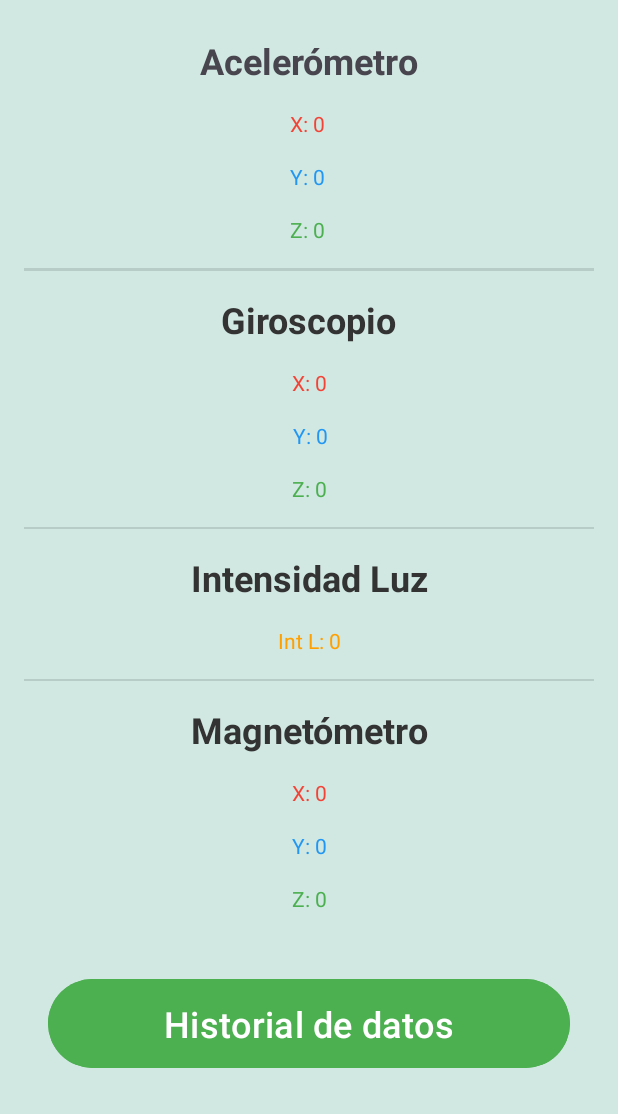
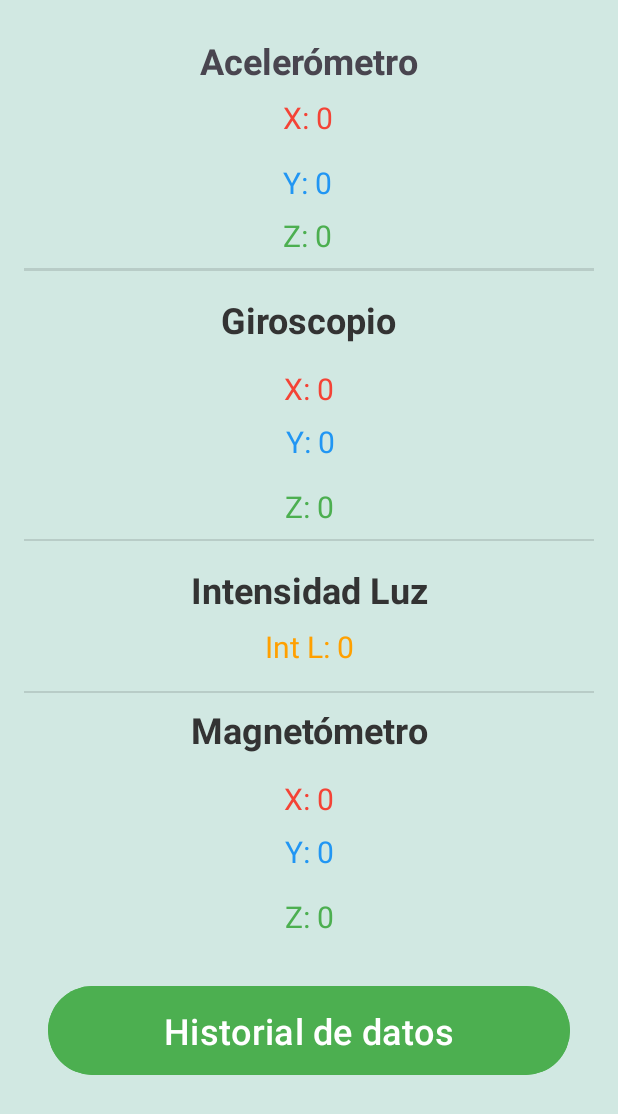
Before and after one commit to AlbertoGuC/PASApp, an Android app: the Sensores screen opened directly, with no data from a screen before it, on a phone screen of 412 x 824 dp. Shown: the top 1114 px of the screen. Run offline under Robolectric (Android 15) with nearby library versions, the phone set to English and light mode, and no system bars; our stand-ins replace Firebase (no records; nobody signed in at launch, a user with empty details on screens opened directly); network calls fail.

Commit message:
Añadido API Cocteles. Interfaz oscura bonita. TODO: Sensores UI

```diff
--- /dev/null
+++ b/app/src/main/res/drawable/custom_div.xml
@@ -0,0 +1,6 @@
+<?xml version="1.0" encoding="utf-8"?>
+<shape xmlns:android="http://schemas.android.com/apk/res/android"
+    android:shape="rectangle">
+    <size android:height="3dp" />
+    <solid android:color="#FFEB3B" />
+</shape>
--- a/app/src/main/res/layout/activity_main.xml
+++ b/app/src/main/res/layout/activity_main.xml
@@ -1,11 +1,10 @@
-<?xml version="1.0" encoding="utf-8"?>
 <androidx.constraintlayout.widget.ConstraintLayout xmlns:android="http://schemas.android.com/apk/res/android"
     xmlns:app="http://schemas.android.com/apk/res-auto"
     xmlns:tools="http://schemas.android.com/tools"
     android:id="@+id/main"
     android:layout_width="match_parent"
     android:layout_height="match_parent"
-    android:background="#B0E0E6"
+    android:background="#302B2C"
     android:textAlignment="center"
     tools:context=".MainActivity">
 
@@ -65,6 +64,7 @@
         android:layout_marginTop="44dp"
         android:onClick="onClickLogout"
         android:text="@string/logout_button"
+        android:textColor="#FFFFFF"
         app:layout_constraintBottom_toTopOf="@+id/botonAPI"
         app:layout_constraintEnd_toEndOf="parent"
         app:layout_constraintStart_toStartOf="parent"
--- a/app/src/main/res/layout/listado_coctel.xml
+++ b/app/src/main/res/layout/listado_coctel.xml
@@ -4,8 +4,8 @@
     xmlns:tools="http://schemas.android.com/tools"
     android:layout_width="match_parent"
     android:layout_height="match_parent"
-    android:background="#D1E8E2"
-    android:backgroundTint="#B0E0E6"
+    android:background="#FDFFFF"
+    android:backgroundTint="#302B2C"
     tools:context=".MainActivity">
 
     <androidx.recyclerview.widget.RecyclerView
@@ -15,6 +15,7 @@
         android:layout_marginStart="24dp"
         android:layout_marginTop="16dp"
         android:layout_marginEnd="24dp"
+        android:layout_marginBottom="8dp"
         android:clickable="true"
         android:scrollbars="vertical"
         app:layout_constraintBottom_toBottomOf="parent"
--- a/app/src/main/res/layout/sensores_vista.xml
+++ b/app/src/main/res/layout/sensores_vista.xml
@@ -24,9 +24,10 @@
         android:id="@+id/AceX"
         android:layout_width="wrap_content"
         android:layout_height="wrap_content"
-        android:layout_marginTop="16dp"
+        android:layout_marginTop="8dp"
         android:text="X: 0"
         android:textColor="#F44336"
+        android:textSize="20sp"
         app:layout_constraintEnd_toEndOf="parent"
         app:layout_constraintHorizontal_bias="0.498"
         app:layout_constraintStart_toStartOf="parent"
@@ -39,6 +40,7 @@
         android:layout_marginTop="16dp"
         android:text="Y: 0"
         android:textColor="#2196F3"
+        android:textSize="20sp"
         app:layout_constraintEnd_toEndOf="parent"
         app:layout_constraintHorizontal_bias="0.498"
         app:layout_constraintStart_toStartOf="parent"
@@ -48,9 +50,10 @@
         android:id="@+id/AceZ"
         android:layout_width="wrap_content"
         android:layout_height="wrap_content"
-        android:layout_marginTop="16dp"
+        android:layout_marginTop="8dp"
         android:text="Z: 0"
         android:textColor="#4CAF50"
+        android:textSize="20sp"
         app:layout_constraintEnd_toEndOf="parent"
         app:layout_constraintHorizontal_bias="0.498"
         app:layout_constraintStart_toStartOf="parent"
@@ -60,7 +63,7 @@
         android:id="@+id/divider3"
         android:layout_width="wrap_content"
         android:layout_height="2dp"
-        android:layout_marginTop="16dp"
+        android:layout_marginTop="8dp"
         android:background="?android:attr/listDivider"
         app:layout_constraintEnd_toEndOf="parent"
         app:layout_constraintStart_toStartOf="parent"
@@ -85,6 +88,7 @@
         android:layout_height="wrap_content"
         android:layout_marginTop="16dp"
         android:text="X: 0"
+        android:textSize="20sp"
         android:textColor="#F44336"
         app:layout_constraintEnd_toEndOf="parent"
         app:layout_constraintStart_toStartOf="parent"
@@ -94,9 +98,10 @@
         android:id="@+id/GY"
         android:layout_width="wrap_content"
         android:layout_height="wrap_content"
-        android:layout_marginTop="16dp"
+        android:layout_marginTop="8dp"
         android:text="Y: 0"
         android:textColor="#2196F3"
+        android:textSize="20sp"
         app:layout_constraintEnd_toEndOf="parent"
         app:layout_constraintHorizontal_bias="0.502"
         app:layout_constraintStart_toStartOf="parent"
@@ -109,6 +114,7 @@
         android:layout_marginTop="16dp"
         android:text="Z: 0"
         android:textColor="#4CAF50"
+        android:textSize="20sp"
         app:layout_constraintBottom_toBottomOf="parent"
         app:layout_constraintEnd_toEndOf="parent"
         app:layout_constraintStart_toStartOf="parent"
@@ -119,7 +125,7 @@
         android:id="@+id/divider4"
         android:layout_width="409dp"
         android:layout_height="1dp"
-        android:layout_marginTop="16dp"
+        android:layout_marginTop="8dp"
         android:background="?android:attr/listDivider"
         app:layout_constraintEnd_toEndOf="parent"
         app:layout_constraintStart_toStartOf="parent"
@@ -142,9 +148,10 @@
         android:id="@+id/Luz"
         android:layout_width="wrap_content"
         android:layout_height="wrap_content"
-        android:layout_marginTop="16dp"
+        android:layout_marginTop="8dp"
         android:text="Int L: 0"
         android:textColor="#FFA000"
+        android:textSize="20sp"
         app:layout_constraintEnd_toEndOf="parent"
         app:layout_constraintStart_toStartOf="parent"
         app:layout_constraintTop_toBottomOf="@+id/textView2" />
@@ -163,14 +170,14 @@
         android:id="@+id/textView4"
         android:layout_width="wrap_content"
         android:layout_height="wrap_content"
-        android:layout_marginTop="16dp"
+        android:layout_marginTop="8dp"
         android:text="Magnetómetro"
+        android:textColor="#333333"
         android:textSize="24sp"
         android:textStyle="bold"
         app:layout_constraintEnd_toEndOf="parent"
         app:layout_constraintStart_toStartOf="parent"
-        app:layout_constraintTop_toBottomOf="@+id/divider6"
-        android:textColor="#333333" />
+        app:layout_constraintTop_toBottomOf="@+id/divider6" />
 
     <TextView
         android:id="@+id/MagX"
@@ -179,6 +186,7 @@
         android:layout_marginTop="16dp"
         android:text="X: 0"
         android:textColor="#F44336"
+        android:textSize="20sp"
         app:layout_constraintEnd_toEndOf="parent"
         app:layout_constraintStart_toStartOf="parent"
         app:layout_constraintTop_toBottomOf="@+id/textView4" />
@@ -187,9 +195,10 @@
         android:id="@+id/MagY"
         android:layout_width="wrap_content"
         android:layout_height="wrap_content"
-        android:layout_marginTop="16dp"
+        android:layout_marginTop="8dp"
         android:text="Y: 0"
         android:textColor="#2196F3"
+        android:textSize="20sp"
         app:layout_constraintEnd_toEndOf="parent"
         app:layout_constraintStart_toStartOf="parent"
         app:layout_constraintTop_toBottomOf="@+id/MagX" />
@@ -200,6 +209,7 @@
         android:layout_height="wrap_content"
         android:layout_marginTop="16dp"
         android:text="Z: 0"
+        android:textSize="20sp"
         android:textColor="#4CAF50"
         app:layout_constraintEnd_toEndOf="parent"
         app:layout_constraintStart_toStartOf="parent"
@@ -209,7 +219,8 @@
         android:id="@+id/button2"
         android:layout_width="348dp"
         android:layout_height="67dp"
-        android:layout_marginTop="16dp"
+        android:layout_marginTop="8dp"
+        android:layout_marginBottom="8dp"
         android:backgroundTint="#4CAF50"
         android:onClick="launchBBDD"
         android:text="Historial de datos"
--- a/app/src/main/res/values/colors.xml
+++ b/app/src/main/res/values/colors.xml
@@ -1,5 +1,5 @@
 <?xml version="1.0" encoding="utf-8"?>
 <resources>
-    <color name="black">#FF000000</color>
-    <color name="white">#FFFFFFFF</color>
+    <color name="colorAlcoholic">#FF0000</color>
+    <color name="colorNonAlcoholic">#00FF00</color>
 </resources>
```
Also changed, not shown: app/src/main/java/com/example/pasapp/Bebidas/CocktailsAdapter.java (+23 -12 lines), app/src/main/java/com/example/pasapp/Bebidas/Modelos/Drink.java (+26 -1 lines), app/src/main/res/layout/activity_datos_sensores.xml (+15 -10 lines), app/src/main/res/layout/row.xml (deleted, +0 -50 lines), app/src/main/res/layout/row_drink.xml (added, +69 -0 lines).
